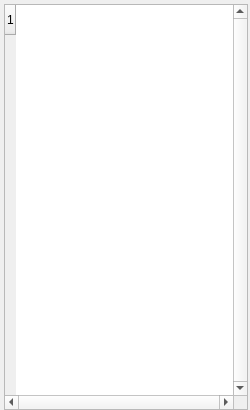
Qt form GUI-Qt/modultable.ui (vitess-neutron/vitess) before a commit.
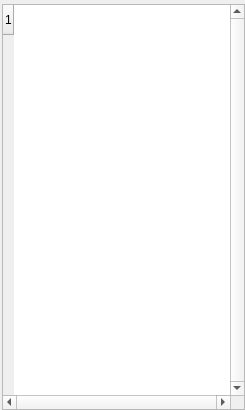
The same form after that commit.

Commit message: Some changes in relation to windows operation system

The edit to the form file:
```diff
--- a/GUI-Qt/modultable.ui
+++ b/GUI-Qt/modultable.ui
@@ -6,7 +6,7 @@
    <rect>
     <x>0</x>
     <y>0</y>
-    <width>250</width>
+    <width>245</width>
     <height>410</height>
    </rect>
   </property>
@@ -24,13 +24,13 @@
     <number>1</number>
    </property>
    <property name="leftMargin">
-    <number>4</number>
+    <number>2</number>
    </property>
    <property name="topMargin">
     <number>4</number>
    </property>
    <property name="rightMargin">
-    <number>2</number>
+    <number>0</number>
    </property>
    <property name="bottomMargin">
     <number>0</number>
@@ -38,7 +38,7 @@
    <item>
     <widget class="QTableWidget" name="tableWidget">
      <property name="sizePolicy">
-      <sizepolicy hsizetype="Preferred" vsizetype="Expanding">
+      <sizepolicy hsizetype="Expanding" vsizetype="Expanding">
        <horstretch>0</horstretch>
        <verstretch>0</verstretch>
       </sizepolicy>
@@ -55,6 +55,12 @@
        <height>16777215</height>
       </size>
      </property>
+     <property name="frameShape">
+      <enum>QFrame::StyledPanel</enum>
+     </property>
+     <property name="frameShadow">
+      <enum>QFrame::Sunken</enum>
+     </property>
      <property name="verticalScrollBarPolicy">
       <enum>Qt::ScrollBarAlwaysOn</enum>
      </property>
```
The commit also changes 5 other files.
